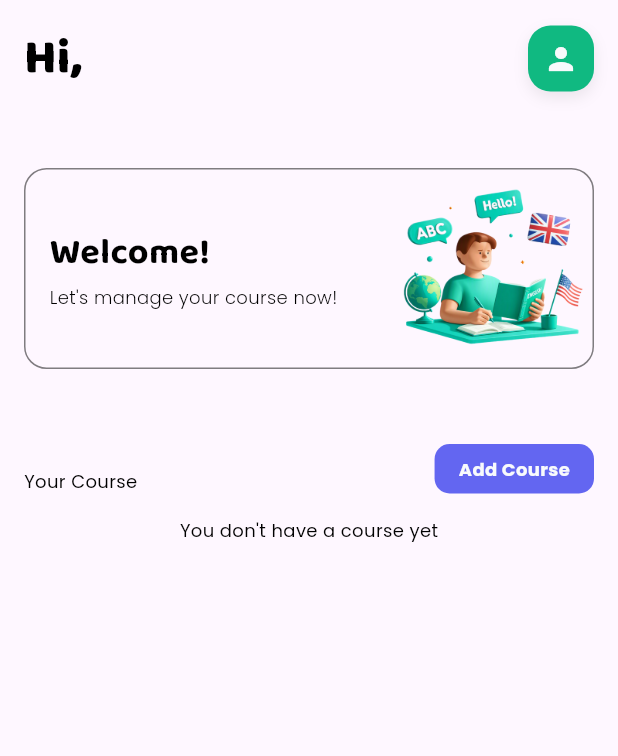
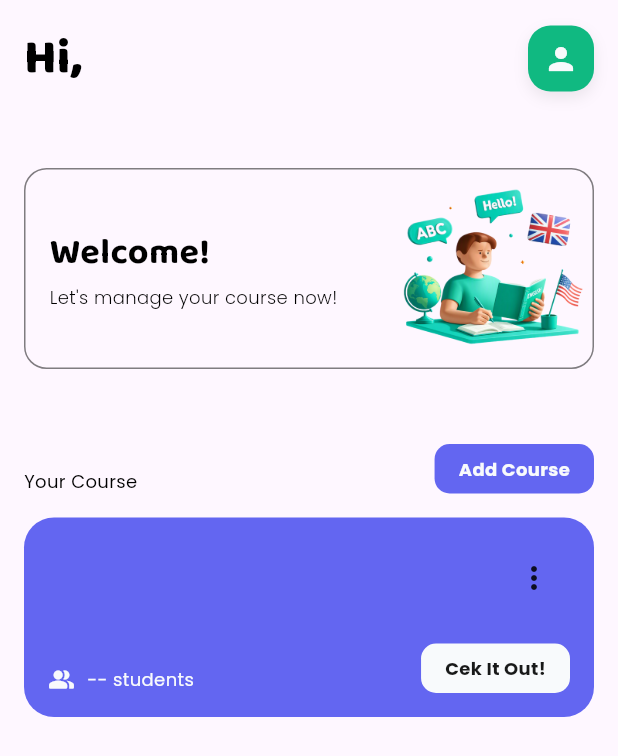
Before and after one commit to dysaproject-hub/LingoManage, a Flutter app: the AdminDashboardPage screen opened by its route, on a phone screen of 412 x 824 dp. Shown: the top 756 px of the screen. Run offline on Flutter 3.47's test engine with Material 3 defaults, Android fonts, the phone set to English and light mode, and no system bars; our stand-ins replace cloud_firestore, firebase_auth, firebase_core, flutter_riverpod, google_fonts, image_picker and 2 more; accounts and stored records are empty.

Commit message:
feat: add admin course relation, and improve UI

```diff
--- a/lib/core/constants/firestore_collections.dart
+++ b/lib/core/constants/firestore_collections.dart
@@ -1,4 +1,5 @@
 class FirestoreCollection {
   static const String usersCollection = 'users';
   static const String coursesCollection = 'courses';
+  static const String courseAdminsCollection = 'course_admins';
 }
--- /dev/null
+++ b/lib/features/admin/presentation/providers/admin_course_provider.dart
@@ -0,0 +1,20 @@
+import 'package:flutter_riverpod/flutter_riverpod.dart';
+import 'package:lingo_manage/features/admin/data/datasources/admin_course_datasources.dart';
+import 'package:lingo_manage/features/admin/data/repository/admin_course_repository.dart';
+import 'package:lingo_manage/features/admin/presentation/providers/admin_course_controller.dart';
+import 'package:lingo_manage/features/auth/presentation/providers/auth_provider.dart';
+
+final adminCourseDatasourcesProvider = Provider((ref) {
+  final db = ref.watch(firebaseFirestoreProvider);
+  return AdminCourseDatasources(db);
+});
+
+final adminCourseRepositoryProvider = Provider((ref) {
+  final datasource = ref.watch(adminCourseDatasourcesProvider);
+  return AdminCourseRepository(datasource);
+});
+
+final courseControllerProvider =
+    AsyncNotifierProvider<AdminCourseController, void>(
+      AdminCourseController.new,
+    );
--- a/lib/features/admin/presentation/screen/admin_dashboard_page.dart
+++ b/lib/features/admin/presentation/screen/admin_dashboard_page.dart
@@ -3,6 +3,7 @@
 import 'package:lingo_manage/core/constants/app_colors.dart';
 import 'package:lingo_manage/core/providers/app_users_provider.dart';
 import 'package:lingo_manage/core/routes/routes.dart';
+import 'package:lingo_manage/features/admin/presentation/widget/card_course_widget.dart';
 import 'package:lingo_manage/features/course/presentation/providers/course_provider.dart';
 import 'package:lingo_manage/shared/widgets/button_widget.dart';
 import 'package:lingo_manage/shared/widgets/card_widget.dart';
@@ -116,6 +117,7 @@
                       physics: const NeverScrollableScrollPhysics(),
                       itemCount: data.length,
                       itemBuilder: (context, index) {
+                        debugPrint(data[index].name);
                         return CardCourseWidget(
                           maincolor: AppColors.accent,
                           gradientcolor: AppColors.accent,
@@ -130,6 +132,7 @@
                               ref: ref,
                             );
                           },
+                          onTapManageAdmin: (){},
                           onTapRemove: () {
                             PopupWidget.removeCourseAlert(
                               context,
--- /dev/null
+++ b/lib/features/admin/presentation/widget/card_course_widget.dart
@@ -0,0 +1,150 @@
+import 'package:flutter/material.dart';
+import 'package:lingo_manage/core/constants/app_colors.dart';
+import 'package:lingo_manage/core/utils/media_query_helper.dart';
+import 'package:lingo_manage/features/course/models/course_model.dart';
+import 'package:lingo_manage/shared/widgets/button_widget.dart';
+import 'package:lingo_manage/shared/widgets/text_widget.dart';
+
+class CardCourseWidget extends StatelessWidget {
+  final Color maincolor;
+  final Color gradientcolor;
+  final CourseModel courseData;
+  final String jumlahsiswa;
+  final Color buttoncolor;
+  final VoidCallback onTapEdit;
+  final VoidCallback onTapRemove;
+  final VoidCallback onTapCek;
+  final VoidCallback onTapManageAdmin;
+
+  const CardCourseWidget({
+    super.key,
+    required this.maincolor,
+    required this.gradientcolor,
+    required this.courseData,
+    required this.jumlahsiswa,
+    required this.buttoncolor,
+    required this.onTapEdit,
+    required this.onTapRemove,
+    required this.onTapCek,
+    required this.onTapManageAdmin,
+  });
+
+  @override
+  Widget build(BuildContext context) {
+    return Container(
+      margin: const EdgeInsets.only(bottom: 16),
+      width: MediaQueryHelper.getScreenWidth(context),
+      padding: const EdgeInsets.all(16),
+      decoration: BoxDecoration(
+        gradient: LinearGradient(
+          colors: [maincolor, gradientcolor],
+          begin: Alignment.topCenter,
+          end: Alignment.bottomCenter,
+        ),
+        borderRadius: BorderRadius.circular(20),
+      ),
+      child: Column(
+        crossAxisAlignment: CrossAxisAlignment.start,
+        children: [
+          Row(
+            crossAxisAlignment: CrossAxisAlignment.start,
+            mainAxisAlignment: MainAxisAlignment.spaceBetween,
+            children: [
+              Expanded(
+                child: Column(
+                  crossAxisAlignment: CrossAxisAlignment.start,
+                  children: [
+                    textBaloo2(
+                      courseData.name,
+                      fontSize: 24,
+                      fontWeight: FontWeight.w700,
+                      color: AppColors.lightText,
+                    ),
+                    const SizedBox(width: 16),
+                    textPoppins(
+                      courseData.description ?? "-",
+                      fontSize: 12,
+                      fontWeight: FontWeight.w400,
+                      color: AppColors.lightText,
+                    ),
+                  ],
+                ),
+              ),
+              PopupMenuButton(
+                color: AppColors.lightText,
+                icon: const Icon(Icons.more_vert),
+                onSelected: (value) {
+                  if (value == "edit") {
+                    onTapEdit();
+                  } else if (value == "delete") {
+                    onTapRemove();
+                  } else if (value == "manage_admin") {
+                    onTapManageAdmin();
+                  }
+                },
+                itemBuilder: (context) => [
+                  PopupMenuItem(
+                    value: "edit",
+                    child: textPoppins(
+                      "Edit",
+                      color: AppColors.black,
+                      fontSize: 12,
+                    ),
+                  ),
+                  PopupMenuItem(
+                    value: "delete",
+                    child: textPoppins(
+                      "Delete",
+                      color: AppColors.black,
+                      fontSize: 12,
+                    ),
+                  ),
+                  PopupMenuItem(
+                    value: "manage_admin",
+                    child: textPoppins(
+                      "Manage Admin",
+                      color: AppColors.black,
+                      fontSize: 12,
+                    ),
+                  ),
+                ],
+              ),
+            ],
+          ),
+          const SizedBox(height: 16),
+          Row(
+            crossAxisAlignment: CrossAxisAlignment.end,
+            mainAxisAlignment: MainAxisAlignment.spaceBetween,
+            children: [
+              Row(
+                crossAxisAlignment: CrossAxisAlignment.center,
+                children: [
+                  Icon(
+                    Icons.people_alt_rounded,
+                    size: 18,
+                    color: AppColors.lightText,
+                  ),
+                  const SizedBox(width: 8),
+                  textPoppins(
+                    "$jumlahsiswa students",
+                    fontSize: 12,
+                    color: AppColors.lightText,
+                  ),
+                ],
+              ),
+              Button(
+                text: "Cek It Out!",
+                textColor: AppColors.black.withAlpha(230),
+                bgColor: buttoncolor,
+                fontSize: 12,
+                fontWeight: FontWeight.w700,
+                borderRadius: BorderRadius.circular(10),
+                onPressed: onTapCek,
+              ),
+            ],
+          ),
+        ],
+      ),
+    );
+  }
+}
```
Also changed, not shown: lib/features/admin/data/datasources/admin_course_datasources.dart (added, +42 -0 lines), lib/features/admin/data/repository/admin_course_repository.dart (added, +19 -0 lines), lib/features/admin/models/admin_course_model.dart (added, +33 -0 lines), lib/features/admin/presentation/providers/admin_course_controller.dart (added, +23 -0 lines), lib/features/course/data/datasources/course_datasources.dart (+34 -19 lines), lib/shared/widgets/card_widget.dart (+0 -134 lines).
